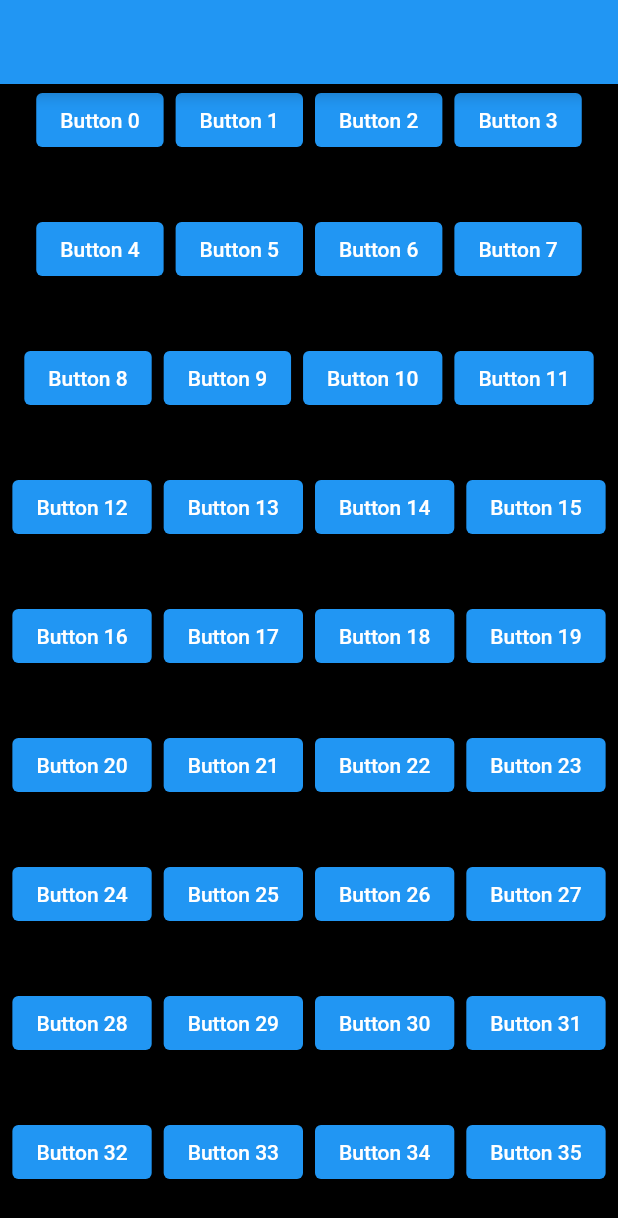
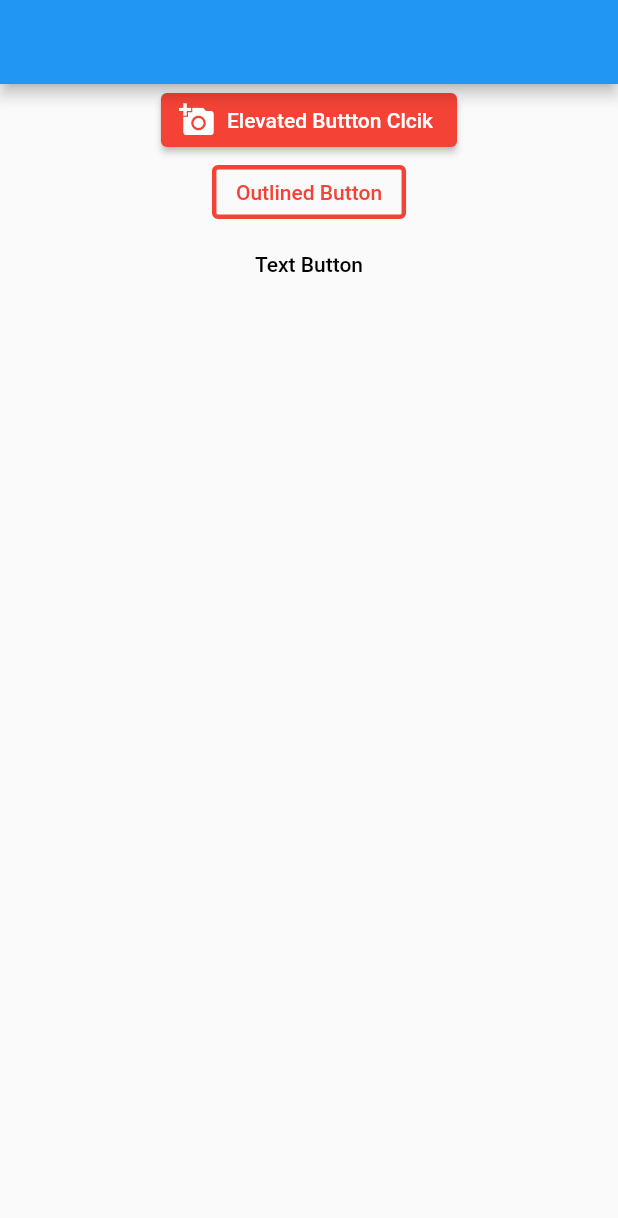
Before and after one commit to MyoMin-Latt/Flutter-Basic-UI, a Flutter app: the screen it shows after launch, on a phone screen of 412 x 824 dp. Shown: the top 1218 px of the screen. Run offline on Flutter 3.47's test engine with Material 2 defaults, Android fonts, the phone set to English and light mode, and no system bars.

Commit message:
@12.11 Flutter Basic Widget(Button Part1)

```diff
--- a/lib/main.dart
+++ b/lib/main.dart
@@ -9,6 +9,8 @@
 // @12.9 Flutter Basic UI (Row and Column), Expanded, Flexible
 //        Expanded => take all space, Flexible => take needed space
 // @12.10 Flutter Basic UI (Wrap Widget), SingleChildScrollView, For Loop
+// @12.11 Flutter Basic Widget(Button Part1), ElevatedButton.styleFrom()
+
 
 
 import 'package:flutter/material.dart';
@@ -35,25 +37,52 @@ class FirstApp extends StatelessWidget {
   @override
   Widget build(BuildContext context) {
     return Scaffold(
-        appBar: AppBar(),
-        body: Container(
-          width: double.infinity,
-          height: double.infinity,
-          color: Colors.black,
-          child: SingleChildScrollView(
-            child: Wrap(
-              textDirection: TextDirection.ltr,
-              direction: Axis.horizontal,
-              verticalDirection: VerticalDirection.down,
-              spacing: 8.0,
-              runSpacing: 38.0,
-              alignment: WrapAlignment.center,
-              children: [
-                for (int i = 0; i < 100; i++)
-                  ElevatedButton(onPressed: () {}, child: Text('Button $i'))
-              ],
-            ),
-          ),
-        ));
+       appBar: AppBar(),
+       body: Center(
+         child: Column(
+           children: [
+             ElevatedButton.icon(
+               icon: Icon(Icons.add_a_photo),
+               onPressed: (){
+                    clickAction(context);
+               },
+               onLongPress: () => print('long press'),
+               style: ElevatedButton.styleFrom(
+                 primary: Colors.red,
+                 onPrimary: Colors.white,
+
+               ),
+               label: const Text('Elevated Buttton Clcik')),
+             OutlinedButton(
+               style: OutlinedButton.styleFrom(
+                 primary: Colors.red,
+                 side: const BorderSide(
+                   color: Colors.red,
+                   width: 3
+                 )
+
+               ),
+               onPressed: (){
+             },
+             child: const Text('Outlined Button')),
+             TextButton(
+               style: TextButton.styleFrom(
+                 primary: Colors.black
+               ),
+               onPressed: (){
+             }, child: const Text('Text Button'))
+           ],
+         ),
+       )
+       );
+  }
+  void clickAction(BuildContext context){
+    ScaffoldMessenger.of(context)
+    .showSnackBar(
+
+      const SnackBar(
+        backgroundColor: Colors.blue,
+        content: Text('Elevated Button is Clicked'))
+    );
   }
 }
```
